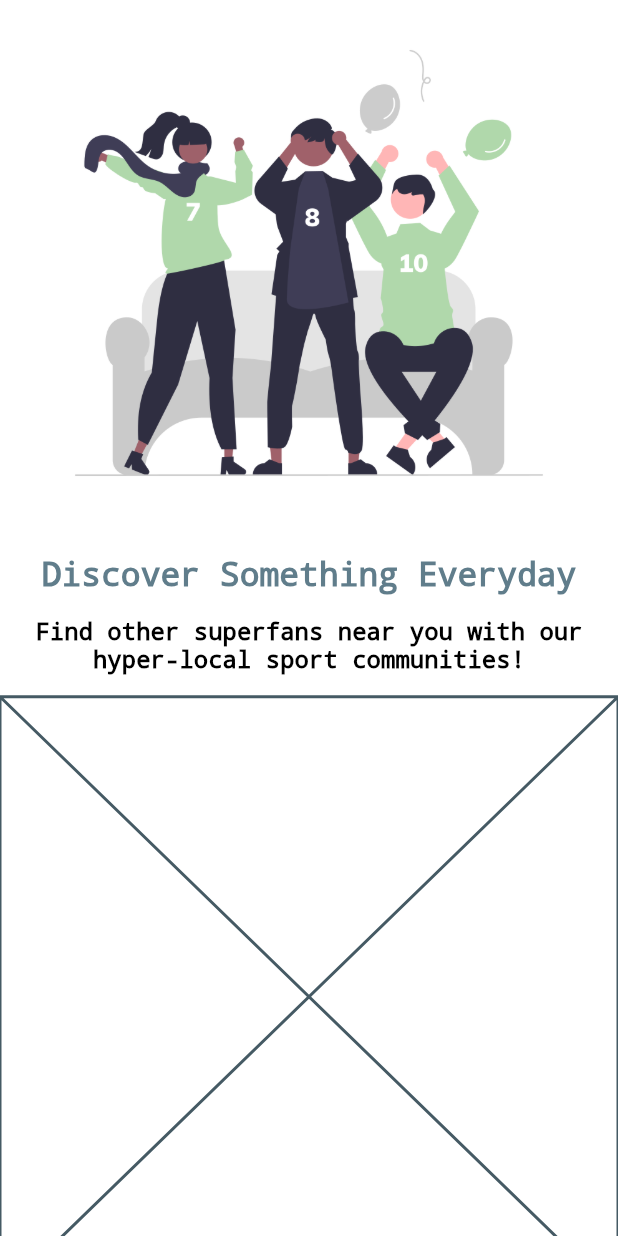
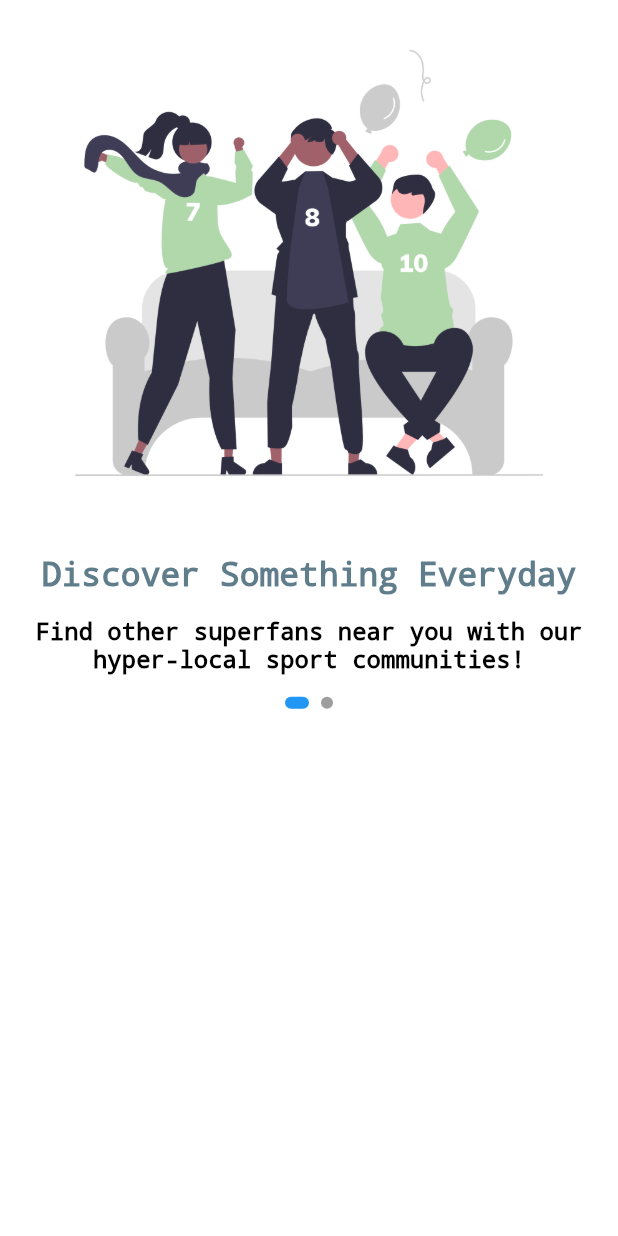
Before and after one commit to Obehi234/onboarding_app, a Flutter app: the screen it shows after launch, on a phone screen of 412 x 824 dp. Run offline on Flutter 3.47's test engine with Material 3 defaults, Android fonts, the phone set to English and light mode, and no system bars.

Commit message:
added page indicator

```diff
--- a/lib/home_page.dart
+++ b/lib/home_page.dart
@@ -2,7 +2,7 @@ import 'package:flutter/material.dart';
 import 'package:onboarding_app/page_indicator.dart';
 
 class MyHomePage extends StatefulWidget {
-  const MyHomePage({super.key, required this.title});
+  const MyHomePage({Key? key, required this.title}): super(key: key);
 
   final String title;
 
--- a/lib/page_indicator.dart
+++ b/lib/page_indicator.dart
@@ -1,15 +1,47 @@
 import 'package:flutter/material.dart';
 
 class PageIndicatorDemo extends StatefulWidget {
-  const PageIndicatorDemo({super.key});
+  const PageIndicatorDemo({Key? key}) : super(key: key);
 
   @override
   State<PageIndicatorDemo> createState() => _PageIndicatorDemoState();
 }
 
 class _PageIndicatorDemoState extends State<PageIndicatorDemo> {
+  final PageController _pageController = PageController();
+  final int _numPages = 2;
+
+  int _currentPage = 0;
+
+  @override
+  void initState() {
+    super.initState();
+
+    _pageController.addListener(() {
+      setState(() {
+        _currentPage = _pageController.page!.round();
+      });
+    });
+  }
+
   @override
   Widget build(BuildContext context) {
-    return const Placeholder();
+    return Row(
+        mainAxisAlignment: MainAxisAlignment.center,
+        children: List.generate(
+          _numPages,
+          (index) => buildIndicator(index),
+        ));
+  }
+
+  Widget buildIndicator(int index) {
+    bool isCurrentPage = index == _currentPage;
+    return Container(
+      margin: EdgeInsets.symmetric(horizontal: 4.0),
+      width: isCurrentPage ? 16.0 : 8.0,
+      height: 8.0,
+      decoration: BoxDecoration( color: isCurrentPage ? Colors.blue : Colors.grey,
+      borderRadius: BorderRadius.circular(4.0))
+      );
   }
 }
```
